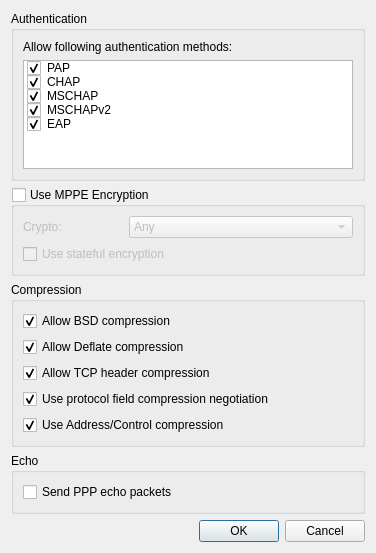
Old version of the form vpn/l2tp/l2tpppp.ui in the repository KDE/plasma-nm.
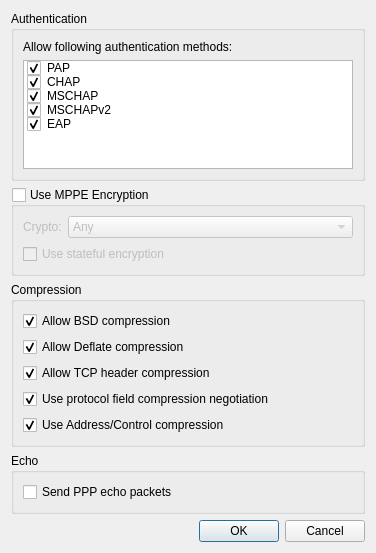
New version of the form. Custom widgets are drawn as their Qt base class.

The edit to the form file:
```diff
--- a/vpn/l2tp/l2tpppp.ui
+++ b/vpn/l2tp/l2tpppp.ui
@@ -16,10 +16,8 @@
      <property name="title">
       <string>Authentication</string>
      </property>
-     <layout class="QGridLayout" name="gridLayout_3">
+     <layout class="QFormLayout" name="formLayout_5">
       <item row="0" column="0">
-       <layout class="QVBoxLayout" name="verticalLayout_2">
-        <item>
          <widget class="QLabel" name="lblauth">
           <property name="text">
            <string>Allow following authentication methods:</string>
@@ -29,7 +27,7 @@
           </property>
          </widget>
         </item>
-        <item>
+      <item row="1" column="0" colspan="2">
          <widget class="QListWidget" name="listWidget">
           <item>
            <property name="text">
@@ -74,8 +72,6 @@
          </widget>
         </item>
        </layout>
-      </item>
-     </layout>
     </widget>
    </item>
    <item row="1" column="0" colspan="2">
@@ -92,12 +88,8 @@
      <property name="checked">
       <bool>false</bool>
      </property>
-     <layout class="QVBoxLayout" name="verticalLayout_4">
-      <item>
-       <layout class="QHBoxLayout" name="horizontalLayout_2">
-        <item>
-         <layout class="QHBoxLayout" name="horizontalLayout">
-          <item>
+     <layout class="QFormLayout" name="formLayout_4">
+      <item row="0" column="0">
            <widget class="QLabel" name="lblMMPEcrypto">
             <property name="maximumSize">
              <size>
@@ -113,8 +105,14 @@
             </property>
            </widget>
           </item>
-          <item>
+      <item row="0" column="1">
            <widget class="KComboBox" name="cbMPPECrypto">
+        <property name="sizePolicy">
+         <sizepolicy hsizetype="MinimumExpanding" vsizetype="Fixed">
+          <horstretch>0</horstretch>
+          <verstretch>0</verstretch>
+         </sizepolicy>
+        </property>
             <item>
              <property name="text">
               <string comment="like in use Any configuration">Any</string>
@@ -132,13 +130,7 @@
             </item>
            </widget>
           </item>
-         </layout>
-        </item>
-       </layout>
-      </item>
-      <item>
-       <layout class="QHBoxLayout" name="horizontalLayout_3">
-        <item>
+      <item row="1" column="0" colspan="2">
          <widget class="QCheckBox" name="cbstatefulEncryption">
           <property name="text">
            <string>Use stateful encryption</string>
@@ -146,8 +138,6 @@
          </widget>
         </item>
        </layout>
-      </item>
-     </layout>
     </widget>
    </item>
    <item row="2" column="0" colspan="2">
@@ -156,9 +146,10 @@
       <string>Compression</string>
      </property>
      <layout class="QFormLayout" name="formLayout">
-      <item row="0" column="0" colspan="2">
-       <layout class="QVBoxLayout" name="verticalLayout">
-        <item>
+      <property name="labelAlignment">
+       <set>Qt::AlignLeading|Qt::AlignLeft|Qt::AlignVCenter</set>
+      </property>
+      <item row="0" column="0">
          <widget class="QCheckBox" name="cbBSD">
           <property name="text">
            <string>Allow BSD compression</string>
@@ -168,7 +159,7 @@
           </property>
          </widget>
         </item>
-        <item>
+      <item row="1" column="0">
          <widget class="QCheckBox" name="cbdeflate">
           <property name="text">
            <string>Allow Deflate compression</string>
@@ -178,7 +169,7 @@
           </property>
          </widget>
         </item>
-        <item>
+      <item row="2" column="0">
          <widget class="QCheckBox" name="cbTCPheaders">
           <property name="text">
            <string>Allow TCP header compression</string>
@@ -188,7 +179,7 @@
           </property>
          </widget>
         </item>
-        <item>
+      <item row="3" column="0">
          <widget class="QCheckBox" name="cbCompressionNegotiation">
           <property name="text">
            <string>Use protocol field compression negotiation</string>
@@ -201,7 +192,7 @@
           </property>
          </widget>
         </item>
-        <item>
+      <item row="4" column="0">
          <widget class="QCheckBox" name="cbAddressControlCompression">
           <property name="text">
            <string>Use Address/Control compression</string>
@@ -210,8 +201,6 @@
            <bool>true</bool>
           </property>
          </widget>
-        </item>
-       </layout>
       </item>
      </layout>
     </widget>
```
Lines whose indentation alone changed are shown as unchanged.
